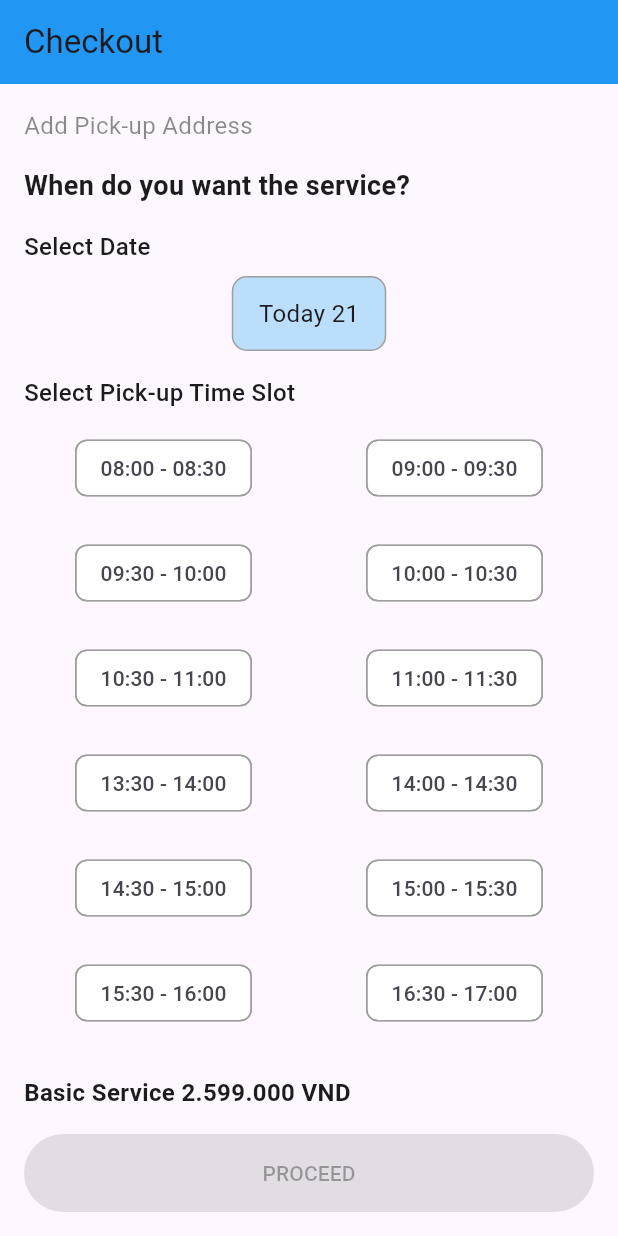
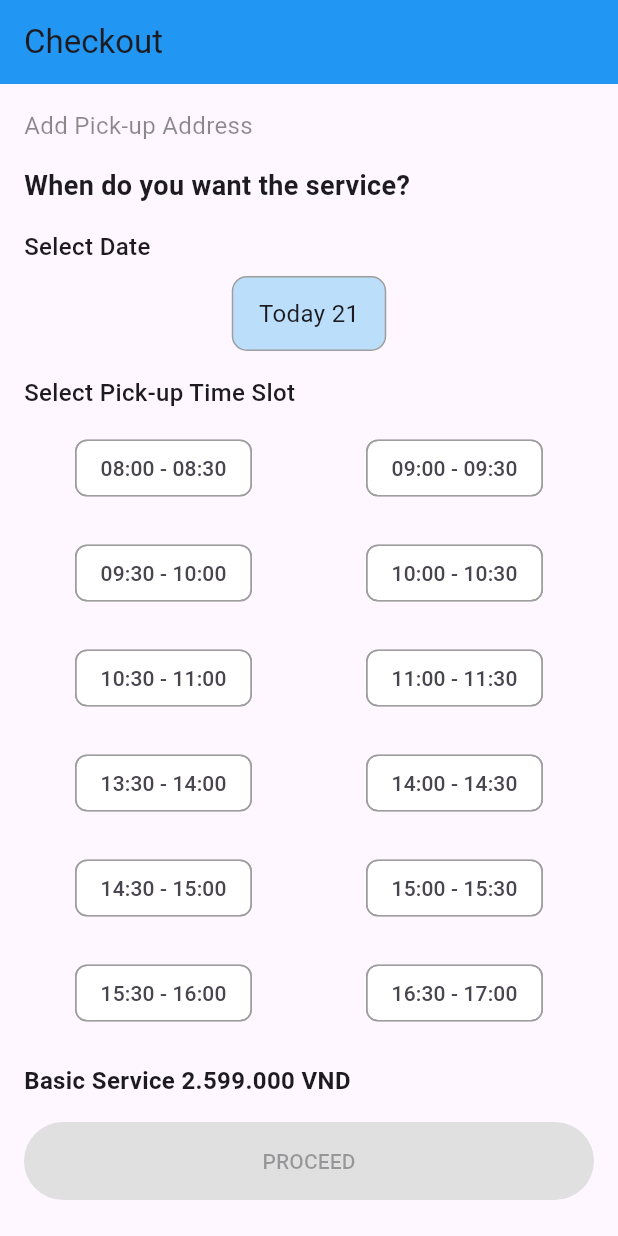
Before and after one commit to vietthuan03/car-servicing, a Flutter app: the screen it shows after launch, on a phone screen of 412 x 824 dp. Run offline on Flutter 3.47's test engine with Material 3 defaults, Android fonts, the phone set to English and light mode, and no system bars; drawn by our look-alikes of carousel_slider.

Commit message:
checkout, home update

```diff
--- a/lib/main.dart
+++ b/lib/main.dart
@@ -1,5 +1,6 @@
 
 import 'package:car_servicing/presentation/pages/checkout.dart';
+import 'package:car_servicing/presentation/pages/home.dart';
 import 'package:flutter/material.dart';
 
 
--- a/lib/presentation/pages/checkout.dart
+++ b/lib/presentation/pages/checkout.dart
@@ -1,8 +1,6 @@
 import 'package:car_servicing/presentation/pages/payment.dart';
-import 'package:car_servicing/responsive/ResponsiveWidget.dart';
 import 'package:carousel_slider/carousel_slider.dart';
 import 'package:flutter/material.dart';
-
 
 class CheckoutPage extends StatefulWidget {
   const CheckoutPage({super.key});
@@ -26,37 +24,30 @@ class _CheckoutScreenState extends State<CheckoutPage> {
   Widget build(BuildContext context) {
     return Scaffold(
       appBar: AppBar(
-        title: Text('Checkout'),
+        title: const Text('Checkout'),
         backgroundColor: Colors.blue,
       ),
-      body: Padding(
+      body: SingleChildScrollView(
+        child: Padding(
           padding: const EdgeInsets.all(16.0),
           child: Column(
             crossAxisAlignment: CrossAxisAlignment.start,
             children: [
-            Text(
+              const Text(
                 'Add Pick-up Address',
-              style: TextStyle(
-                fontSize: 16,
-                color: Colors.black45,
+                style: TextStyle(fontSize: 16, color: Colors.black45),
               ),
-            ),
-            SizedBox(height: 16),
-            Text(
+              const SizedBox(height: 16),
+              const Text(
                 'When do you want the service?',
                 style: TextStyle(fontSize: 18, fontWeight: FontWeight.bold),
               ),
-            SizedBox(height: 16),
-            Expanded(
-              // flex: ResponsiveWidget.isTablet(context)? 2:1,
-              child: Column(
-                crossAxisAlignment: CrossAxisAlignment.start,
-                children: [
+              const SizedBox(height: 16),
               Text(
                 'Select Date',
                 style: TextStyle(fontSize: 16, fontWeight: FontWeight.w500),
               ),
-                  SizedBox(height: 8),
+              const SizedBox(height: 8),
               CarouselSlider(
                 options: CarouselOptions(
                   height: 50.0,
@@ -72,10 +63,9 @@ class _CheckoutScreenState extends State<CheckoutPage> {
                     builder: (BuildContext context) {
                       return Container(
                         width: MediaQuery.of(context).size.width / 4,
-                            margin: EdgeInsets.symmetric(horizontal: 5.0),
+                        margin: const EdgeInsets.symmetric(horizontal: 5.0),
                         decoration: BoxDecoration(
-                              color: selectedDateIndex ==
-                                      availableDates.indexOf(date)
+                          color: selectedDateIndex == availableDates.indexOf(date)
                               ? Colors.blue[100]
                               : Colors.white,
                           borderRadius: BorderRadius.circular(10),
@@ -84,7 +74,7 @@ class _CheckoutScreenState extends State<CheckoutPage> {
                         child: Center(
                           child: Text(
                             date,
-                                style: TextStyle(fontSize: 16.0),
+                            style: const TextStyle(fontSize: 16.0),
                           ),
                         ),
                       );
@@ -92,20 +82,16 @@ class _CheckoutScreenState extends State<CheckoutPage> {
                   );
                 }).toList(),
               ),
-                  SizedBox(height: 16),
+              const SizedBox(height: 16),
               Text(
                 'Select Pick-up Time Slot',
                 style: TextStyle(fontSize: 16, fontWeight: FontWeight.w500),
               ),
-                  SizedBox(height: 8),
-                  Expanded(
-                    flex: ResponsiveWidget.isDesktop(context) ? 2 : 1,
-                    child: GridView.builder(
+              const SizedBox(height: 8),
+              GridView.builder(
                 shrinkWrap: true,
-                      physics: const BouncingScrollPhysics(),
-                      // Disable scrolling within the GridView
-                      gridDelegate:
-                          const SliverGridDelegateWithFixedCrossAxisCount(
+                physics: const NeverScrollableScrollPhysics(),
+                gridDelegate: const SliverGridDelegateWithFixedCrossAxisCount(
                   crossAxisCount: 2,
                   mainAxisSpacing: 8.0,
                   crossAxisSpacing: 8.0,
@@ -130,39 +116,37 @@ class _CheckoutScreenState extends State<CheckoutPage> {
                   );
                 },
               ),
-                  ),
-                ],
-              ),
-            ),
-            Text(
+              const SizedBox(height: 16),
+              const Text(
                 'Basic Service 2.599.000 VND',
                 style: TextStyle(fontSize: 16, fontWeight: FontWeight.bold),
               ),
-            SizedBox(height: 16),
+              const SizedBox(height: 16),
               ElevatedButton(
                 onPressed: selectedTimeSlotIndex != -1
                     ? () {
-                      // Handle Proceed Action
                   ScaffoldMessenger.of(context).showSnackBar(
-                        SnackBar(
+                    const SnackBar(
                       content: Text('Proceeding with booking...'),
                     ),
                   );
                   Navigator.pushAndRemoveUntil(
                     context,
-                        MaterialPageRoute(builder: (context) => PaymentPage()),
+                    MaterialPageRoute(builder: (context) => const PaymentPage()),
                         (Route<dynamic> route) => false,
                   );
                 }
                     : null,
-              child: Text('PROCEED'),
                 style: ElevatedButton.styleFrom(
-                padding: EdgeInsets.symmetric(vertical: 16),
-                minimumSize: Size(double.infinity, 50),
+                  padding: const EdgeInsets.symmetric(vertical: 16),
+                  minimumSize: const Size(double.infinity, 50),
                   backgroundColor: Colors.blue,
+                  disabledBackgroundColor: Colors.grey[300],
                 ),
+                child: const Text('PROCEED'),
               ),
             ],
+          ),
         ),
       ),
     );
```
Also changed, not shown: lib/presentation/pages/home.dart (+19 -17 lines), lib/responsive/ResponsiveWidget.dart (deleted, +0 -43 lines), pubspec.lock. Lines whose indentation alone changed are shown as unchanged.
